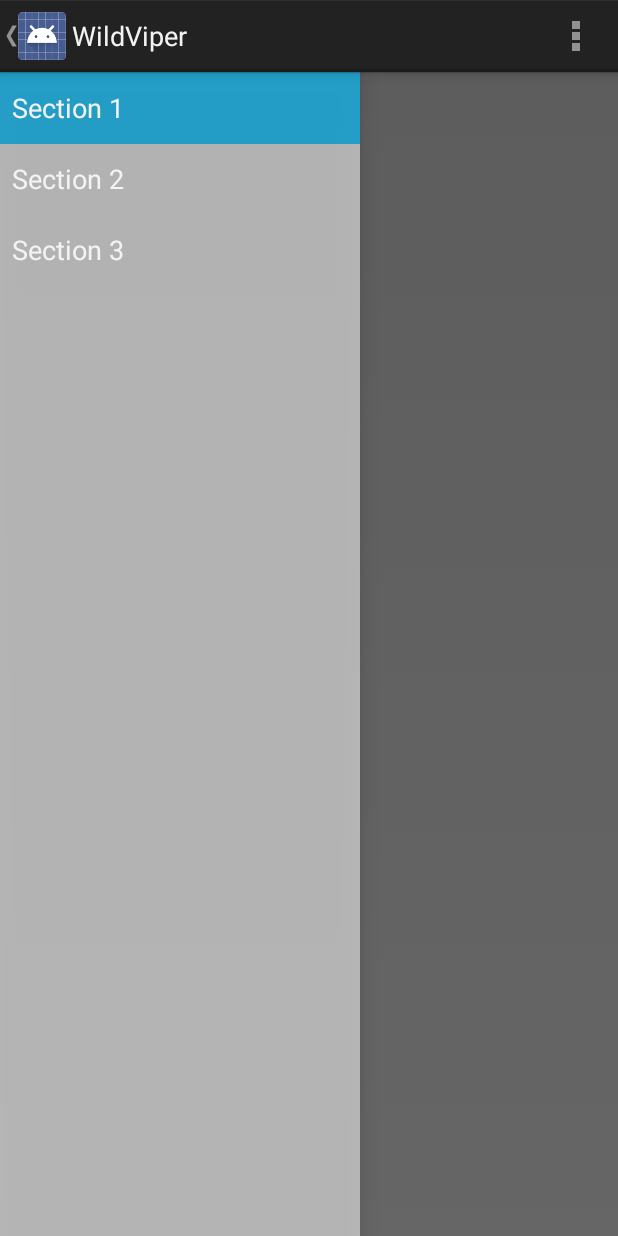
After one commit to jipson7/MapChat, an Android app: the MainActivity screen opened directly, with no data from a screen before it, on a phone screen of 412 x 824 dp. The commit adds this screen. Run offline under Robolectric (Android 15) with nearby library versions, the phone set to English and light mode, and no system bars; 4 statements that could not run were skipped.

Commit message:
Add main activity. Launch main activity from login.

```diff
--- a/app/src/main/AndroidManifest.xml
+++ b/app/src/main/AndroidManifest.xml
@@ -15,6 +15,10 @@
                 <category android:name="android.intent.category.LAUNCHER"/>
             </intent-filter>
         </activity>
+        <activity
+            android:name=".MainActivity"
+            android:label="@string/title_activity_main">
+        </activity>
     </application>
 
 </manifest>
--- /dev/null
+++ b/app/src/main/java/ca/uoit/caleb/wildviper/MainActivity.java
@@ -0,0 +1,123 @@
+package ca.uoit.caleb.wildviper;
+
+import android.app.Activity;
+
+import android.app.ActionBar;
+import android.app.Fragment;
+import android.app.FragmentManager;
+import android.content.Context;
+import android.os.Build;
+import android.os.Bundle;
+import android.util.Log;
+import android.view.Gravity;
+import android.view.LayoutInflater;
+import android.view.Menu;
+import android.view.MenuItem;
+import android.view.View;
+import android.view.ViewGroup;
+import android.support.v4.widget.DrawerLayout;
+import android.widget.ArrayAdapter;
+import android.widget.TextView;
+
+public class MainActivity extends Activity
+        implements NavigationDrawerFragment.NavigationDrawerCallbacks {
+
+    /**
+     * Fragment managing the behaviors, interactions and presentation of the navigation drawer.
+     */
+    private NavigationDrawerFragment mNavigationDrawerFragment;
+
+    /**
+     * Used to store the last screen title. For use in {@link #restoreActionBar()}.
+     */
+    private CharSequence mTitle;
+
+    @Override
+    protected void onCreate(Bundle savedInstanceState) {
+        super.onCreate(savedInstanceState);
+        setContentView(R.layout.activity_main);
+
+        mNavigationDrawerFragment = (NavigationDrawerFragment)
+                getFragmentManager().findFragmentById(R.id.navigation_drawer);
+        mTitle = getTitle();
+
+        // Set up the drawer.
+        mNavigationDrawerFragment.setUp(
+                R.id.navigation_drawer,
+                (DrawerLayout) findViewById(R.id.drawer_layout));
+
+        //Check user data
+        Log.i("LOAD SAVED USER", "USER IS " + UserData.getFullName());
+    }
+
+    @Override
+    public void onNavigationDrawerItemSelected(int position) {
+        // update the main content by replacing fragments
+        FragmentManager fragmentManager = getFragmentManager();
+        fragmentManager.beginTransaction()
+                .replace(R.id.container, PlaceholderFragment.newInstance(position + 1))
+                .commit();
+    }
+
+    public void onSectionAttached(int number) {
+        switch (number) {
+            case 1:
+                mTitle = getString(R.string.title_section1);
+                break;
+            case 2:
+                mTitle = getString(R.string.title_section2);
+                break;
+            case 3:
+                mTitle = getString(R.string.title_section3);
+                break;
+        }
+    }
+
+    public void restoreActionBar() {
+        ActionBar actionBar = getActionBar();
+        actionBar.setNavigationMode(ActionBar.NAVIGATION_MODE_STANDARD);
+        actionBar.setDisplayShowTitleEnabled(true);
+        actionBar.setTitle(mTitle);
+    }
+
+    /**
+     * A placeholder fragment containing a simple view.
+     */
+    public static class PlaceholderFragment extends Fragment {
+        /**
+         * The fragment argument representing the section number for this
+         * fragment.
+         */
+        private static final String ARG_SECTION_NUMBER = "section_number";
+
+        public PlaceholderFragment() {
+        }
+
+        /**
+         * Returns a new instance of this fragment for the given section
+         * number.
+         */
+        public static PlaceholderFragment newInstance(int sectionNumber) {
+            PlaceholderFragment fragment = new PlaceholderFragment();
+            Bundle args = new Bundle();
+            args.putInt(ARG_SECTION_NUMBER, sectionNumber);
+            fragment.setArguments(args);
+            return fragment;
+        }
+
+        @Override
+        public View onCreateView(LayoutInflater inflater, ViewGroup container,
+                                 Bundle savedInstanceState) {
+            View rootView = inflater.inflate(R.layout.fragment_main, container, false);
+            return rootView;
+        }
+
+        @Override
+        public void onAttach(Activity activity) {
+            super.onAttach(activity);
+            ((MainActivity) activity).onSectionAttached(
+                    getArguments().getInt(ARG_SECTION_NUMBER));
+        }
+    }
+
+}
--- /dev/null
+++ b/app/src/main/java/ca/uoit/caleb/wildviper/NavigationDrawerFragment.java
@@ -0,0 +1,282 @@
+package ca.uoit.caleb.wildviper;
+
+
+import android.app.Activity;
+import android.app.ActionBar;
+import android.app.Fragment;
+import android.support.v4.app.ActionBarDrawerToggle;
+import android.support.v4.view.GravityCompat;
+import android.support.v4.widget.DrawerLayout;
+import android.content.SharedPreferences;
+import android.content.res.Configuration;
+import android.os.Bundle;
+import android.preference.PreferenceManager;
+import android.view.LayoutInflater;
+import android.view.Menu;
+import android.view.MenuInflater;
+import android.view.MenuItem;
+import android.view.View;
+import android.view.ViewGroup;
+import android.widget.AdapterView;
+import android.widget.ArrayAdapter;
+import android.widget.ListView;
+import android.widget.Toast;
+
+/**
+ * Fragment used for managing interactions for and presentation of a navigation drawer.
+ * See the <a href="https://developer.android.com/design/patterns/navigation-drawer.html#Interaction">
+ * design guidelines</a> for a complete explanation of the behaviors implemented here.
+ */
+public class NavigationDrawerFragment extends Fragment {
+
+    /**
+     * Remember the position of the selected item.
+     */
+    private static final String STATE_SELECTED_POSITION = "selected_navigation_drawer_position";
+
+    /**
+     * Per the design guidelines, you should show the drawer on launch until the user manually
+     * expands it. This shared preference tracks this.
+     */
+    private static final String PREF_USER_LEARNED_DRAWER = "navigation_drawer_learned";
+
+    /**
+     * A pointer to the current callbacks instance (the Activity).
+     */
+    private NavigationDrawerCallbacks mCallbacks;
+
+    /**
+     * Helper component that ties the action bar to the navigation drawer.
+     */
+    private ActionBarDrawerToggle mDrawerToggle;
+
+    private DrawerLayout mDrawerLayout;
+    private ListView mDrawerListView;
+    private View mFragmentContainerView;
+
+    private int mCurrentSelectedPosition = 0;
+    private boolean mFromSavedInstanceState;
+    private boolean mUserLearnedDrawer;
+
+    public NavigationDrawerFragment() {
+    }
+
+    @Override
+    public void onCreate(Bundle savedInstanceState) {
+        super.onCreate(savedInstanceState);
+
+        // Read in the flag indicating whether or not the user has demonstrated awareness of the
+        // drawer. See PREF_USER_LEARNED_DRAWER for details.
+        SharedPreferences sp = PreferenceManager.getDefaultSharedPreferences(getActivity());
+        mUserLearnedDrawer = sp.getBoolean(PREF_USER_LEARNED_DRAWER, false);
+
+        if (savedInstanceState != null) {
+            mCurrentSelectedPosition = savedInstanceState.getInt(STATE_SELECTED_POSITION);
+            mFromSavedInstanceState = true;
+        }
+
+        // Select either the default item (0) or the last selected item.
+        selectItem(mCurrentSelectedPosition);
+    }
+
+    @Override
+    public void onActivityCreated(Bundle savedInstanceState) {
+        super.onActivityCreated(savedInstanceState);
+        // Indicate that this fragment would like to influence the set of actions in the action bar.
+        setHasOptionsMenu(true);
+    }
+
+    @Override
+    public View onCreateView(LayoutInflater inflater, ViewGroup container,
+                             Bundle savedInstanceState) {
+        mDrawerListView = (ListView) inflater.inflate(
+                R.layout.drawer_main, container, false);
+        mDrawerListView.setOnItemClickListener(new AdapterView.OnItemClickListener() {
+            @Override
+            public void onItemClick(AdapterView<?> parent, View view, int position, long id) {
+                selectItem(position);
+            }
+        });
+        mDrawerListView.setAdapter(new ArrayAdapter<String>(
+                getActionBar().getThemedContext(),
+                android.R.layout.simple_list_item_activated_1,
+                android.R.id.text1,
+                new String[]{
+                        getString(R.string.title_section1),
+                        getString(R.string.title_section2),
+                        getString(R.string.title_section3),
+                }));
+        mDrawerListView.setItemChecked(mCurrentSelectedPosition, true);
+        return mDrawerListView;
+    }
+
+    public boolean isDrawerOpen() {
+        return mDrawerLayout != null && mDrawerLayout.isDrawerOpen(mFragmentContainerView);
+    }
+
+    /**
+     * Users of this fragment must call this method to set up the navigation drawer interactions.
+     *
+     * @param fragmentId   The android:id of this fragment in its activity's layout.
+     * @param drawerLayout The DrawerLayout containing this fragment's UI.
+     */
+    public void setUp(int fragmentId, DrawerLayout drawerLayout) {
+        mFragmentContainerView = getActivity().findViewById(fragmentId);
+        mDrawerLayout = drawerLayout;
+
+        // set a custom shadow that overlays the main content when the drawer opens
+        mDrawerLayout.setDrawerShadow(R.drawable.drawer_shadow, GravityCompat.START);
+        // set up the drawer's list view with items and click listener
+
+        ActionBar actionBar = getActionBar();
+        actionBar.setDisplayHomeAsUpEnabled(true);
+        actionBar.setHomeButtonEnabled(true);
+
+        // ActionBarDrawerToggle ties together the the proper interactions
+        // between the navigation drawer and the action bar app icon.
+        mDrawerToggle = new ActionBarDrawerToggle(
+                getActivity(),                    /* host Activity */
+                mDrawerLayout,                    /* DrawerLayout object */
+                R.drawable.ic_drawer,             /* nav drawer image to replace 'Up' caret */
+                R.string.navigation_drawer_open,  /* "open drawer" description for accessibility */
+                R.string.navigation_drawer_close  /* "close drawer" description for accessibility */
+        ) {
+            @Override
+            public void onDrawerClosed(View drawerView) {
+                super.onDrawerClosed(drawerView);
+                if (!isAdded()) {
+                    return;
+                }
+
+                getActivity().invalidateOptionsMenu(); // calls onPrepareOptionsMenu()
+            }
+
+            @Override
+            public void onDrawerOpened(View drawerView) {
+                super.onDrawerOpened(drawerView);
+                if (!isAdded()) {
+                    return;
+                }
+
+                if (!mUserLearnedDrawer) {
+                    // The user manually opened the drawer; store this flag to prevent auto-showing
+                    // the navigation drawer automatically in the future.
+                    mUserLearnedDrawer = true;
+                    SharedPreferences sp = PreferenceManager
+                            .getDefaultSharedPreferences(getActivity());
+                    sp.edit().putBoolean(PREF_USER_LEARNED_DRAWER, true).apply();
+                }
+
+                getActivity().invalidateOptionsMenu(); // calls onPrepareOptionsMenu()
+            }
+        };
+
+        // If the user hasn't 'learned' about the drawer, open it to introduce them to the drawer,
+        // per the navigation drawer design guidelines.
+        if (!mUserLearnedDrawer && !mFromSavedInstanceState) {
+            mDrawerLayout.openDrawer(mFragmentContainerView);
+        }
+
+        // Defer code dependent on restoration of previous instance state.
+        mDrawerLayout.post(new Runnable() {
+            @Override
+            public void run() {
+                mDrawerToggle.syncState();
+            }
+        });
+
+        mDrawerLayout.setDrawerListener(mDrawerToggle);
+    }
+
+    private void selectItem(int position) {
+        mCurrentSelectedPosition = position;
+        if (mDrawerListView != null) {
+            mDrawerListView.setItemChecked(position, true);
+        }
+        if (mDrawerLayout != null) {
+            mDrawerLayout.closeDrawer(mFragmentContainerView);
+        }
+        if (mCallbacks != null) {
+            mCallbacks.onNavigationDrawerItemSelected(position);
+        }
+    }
+
+    @Override
+    public void onAttach(Activity activity) {
+        super.onAttach(activity);
+        try {
+            mCallbacks = (NavigationDrawerCallbacks) activity;
+        } catch (ClassCastException e) {
+            throw new ClassCastException("Activity must implement NavigationDrawerCallbacks.");
+        }
+    }
+
+    @Override
+    public void onDetach() {
+        super.onDetach();
+        mCallbacks = null;
+    }
+
+    @Override
+    public void onSaveInstanceState(Bundle outState) {
+        super.onSaveInstanceState(outState);
+        outState.putInt(STATE_SELECTED_POSITION, mCurrentSelectedPosition);
+    }
+
+    @Override
+    public void onConfigurationChanged(Configuration newConfig) {
+        super.onConfigurationChanged(newConfig);
+        // Forward the new configuration the drawer toggle component.
+        mDrawerToggle.onConfigurationChanged(newConfig);
+    }
+
+    @Override
+    public void onCreateOptionsMenu(Menu menu, MenuInflater inflater) {
+        // If the drawer is open, show the global app actions in the action bar. See also
+        // showGlobalContextActionBar, which controls the top-left area of the action bar.
+        if (mDrawerLayout != null && isDrawerOpen()) {
+            inflater.inflate(R.menu.global, menu);
+            showGlobalContextActionBar();
+        }
+        super.onCreateOptionsMenu(menu, inflater);
+    }
+
+    @Override
+    public boolean onOptionsItemSelected(MenuItem item) {
+        if (mDrawerToggle.onOptionsItemSelected(item)) {
+            return true;
+        }
+
+        if (item.getItemId() == R.id.action_example) {
+            Toast.makeText(getActivity(), "Example action.", Toast.LENGTH_SHORT).show();
+            return true;
+        }
+
+        return super.onOptionsItemSelected(item);
+    }
+
+    /**
+     * Per the navigation drawer design guidelines, updates the action bar to show the global app
+     * 'context', rather than just what's in the current screen.
+     */
+    private void showGlobalContextActionBar() {
+        ActionBar actionBar = getActionBar();
+        actionBar.setDisplayShowTitleEnabled(true);
+        actionBar.setNavigationMode(ActionBar.NAVIGATION_MODE_STANDARD);
+        actionBar.setTitle(R.string.app_name);
+    }
+
+    private ActionBar getActionBar() {
+        return getActivity().getActionBar();
+    }
+
+    /**
+     * Callbacks interface that all activities using this fragment must implement.
+     */
+    public static interface NavigationDrawerCallbacks {
+        /**
+         * Called when an item in the navigation drawer is selected.
+         */
+        void onNavigationDrawerItemSelected(int position);
+    }
+}
--- /dev/null
+++ b/app/src/main/res/layout/activity_main.xml
@@ -0,0 +1,27 @@
+<!-- A DrawerLayout is intended to be used as the top-level content view using match_parent for both width and height to consume the full space available. -->
+<android.support.v4.widget.DrawerLayout
+    xmlns:android="http://schemas.android.com/apk/res/android"
+    xmlns:tools="http://schemas.android.com/tools"
+    android:id="@+id/drawer_layout"
+    android:layout_width="match_parent"
+    android:layout_height="match_parent"
+    tools:context="ca.uoit.caleb.wildviper.MainActivity">
+
+    <!-- As the main content view, the view below consumes the entire
+         space available using match_parent in both dimensions. -->
+    <FrameLayout
+        android:id="@+id/container"
+        android:layout_width="match_parent"
+        android:layout_height="match_parent"/>
+
+    <!-- The drawer is given a fixed width in dp and extends the full height of
+         the container. -->
+    <fragment
+        android:id="@+id/navigation_drawer"
+        android:name="ca.uoit.caleb.wildviper.NavigationDrawerFragment"
+        android:layout_width="@dimen/navigation_drawer_width"
+        android:layout_height="match_parent"
+        android:layout_gravity="start"
+        tools:layout="@layout/drawer_main"/>
+
+</android.support.v4.widget.DrawerLayout>
--- /dev/null
+++ b/app/src/main/res/layout/drawer_main.xml
@@ -0,0 +1,9 @@
+<ListView xmlns:android="http://schemas.android.com/apk/res/android"
+          xmlns:tools="http://schemas.android.com/tools"
+          android:layout_width="match_parent"
+          android:layout_height="match_parent"
+          android:background="#cccc"
+          android:choiceMode="singleChoice"
+          android:divider="@android:color/transparent"
+          android:dividerHeight="0dp"
+          tools:context="ca.uoit.caleb.wildviper.NavigationDrawerFragment"/>
--- /dev/null
+++ b/app/src/main/res/menu/global.xml
@@ -0,0 +1,7 @@
+<menu xmlns:android="http://schemas.android.com/apk/res/android">
+    <item
+        android:id="@+id/action_settings"
+        android:orderInCategory="100"
+        android:showAsAction="never"
+        android:title="@string/action_settings"/>
+</menu>
--- a/app/src/main/res/values/dimens.xml
+++ b/app/src/main/res/values/dimens.xml
@@ -2,4 +2,8 @@
     <!-- Default screen margins, per the Android Design guidelines. -->
     <dimen name="activity_horizontal_margin">16dp</dimen>
     <dimen name="activity_vertical_margin">16dp</dimen>
+
+    <!-- Per the design guidelines, navigation drawers should be between 240dp and 320dp:
+         https://developer.android.com/design/patterns/navigation-drawer.html -->
+    <dimen name="navigation_drawer_width">240dp</dimen>
 </resources>
--- a/app/src/main/res/values/strings.xml
+++ b/app/src/main/res/values/strings.xml
@@ -1,4 +1,16 @@
 <resources>
     <string name="app_name">WildViper</string>
+    <string name="title_activity_main">MainActivity</string>
+
+    <string name="title_section1">Section 1</string>
+    <string name="title_section2">Section 2</string>
+    <string name="title_section3">Section 3</string>
+
+    <string name="navigation_drawer_open">Open navigation drawer</string>
+    <string name="navigation_drawer_close">Close navigation drawer</string>
+
+    <string name="action_example">Example action</string>
+
+    <string name="action_settings">Settings</string>
 
 </resources>
```
Also changed, not shown: app/src/main/java/ca/uoit/caleb/wildviper/LoginActivity.java (+34 -11 lines), app/src/main/res/layout/activity_login.xml (+10 -0 lines), app/src/main/res/layout/fragment_main.xml (added, +16 -0 lines), app/src/main/res/menu/main.xml (added, +13 -0 lines), app/src/main/res/drawable-hdpi/drawer_shadow.9.png (added), app/src/main/res/drawable-hdpi/ic_drawer.png (added), app/src/main/res/drawable-mdpi/drawer_shadow.9.png (added), app/src/main/res/drawable-mdpi/ic_drawer.png (added), app/src/main/res/drawable-xhdpi/drawer_shadow.9.png (added), app/src/main/res/drawable-xhdpi/ic_drawer.png (added), app/src/main/res/drawable-xxhdpi/drawer_shadow.9.png (added), app/src/main/res/drawable-xxhdpi/ic_drawer.png (added).
